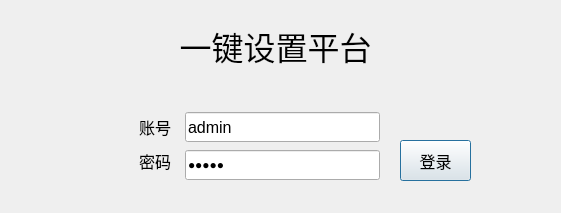
Before: the Qt Designer form MasterCtrlSet/setups/users/usrlanddlg.ui in ChinaClever/PDU-Settings, drawn with Qt 5.
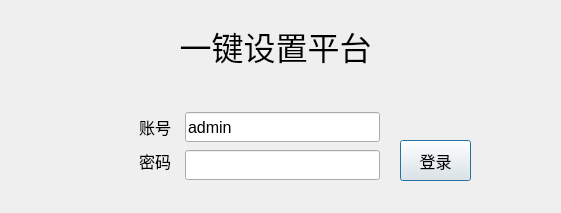
After: the same form once the commit is applied.

Commit message: 去掉 默认密码

Diff of the .ui file:
```diff
--- a/MasterCtrlSet/setups/users/usrlanddlg.ui
+++ b/MasterCtrlSet/setups/users/usrlanddlg.ui
@@ -76,7 +76,7 @@
     </font>
    </property>
    <property name="text">
-    <string>admin</string>
+    <string/>
    </property>
    <property name="echoMode">
     <enum>QLineEdit::Password</enum>
```
